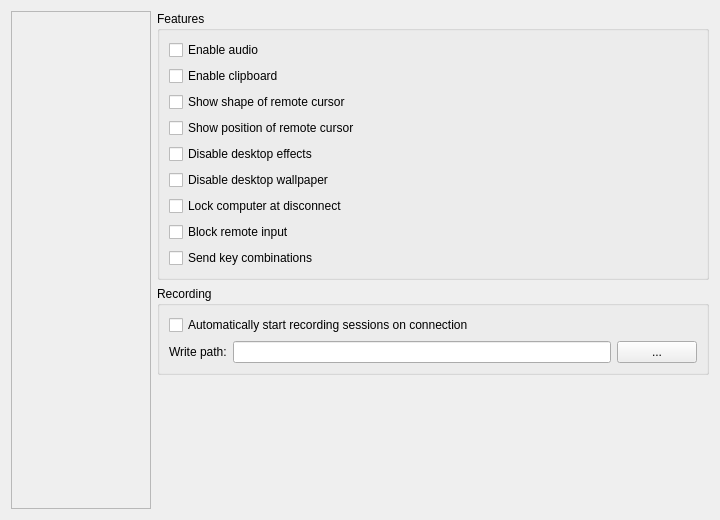
Qt form source/client/ui/settings_tab.ui (dchapyshev/aspia) before a commit.
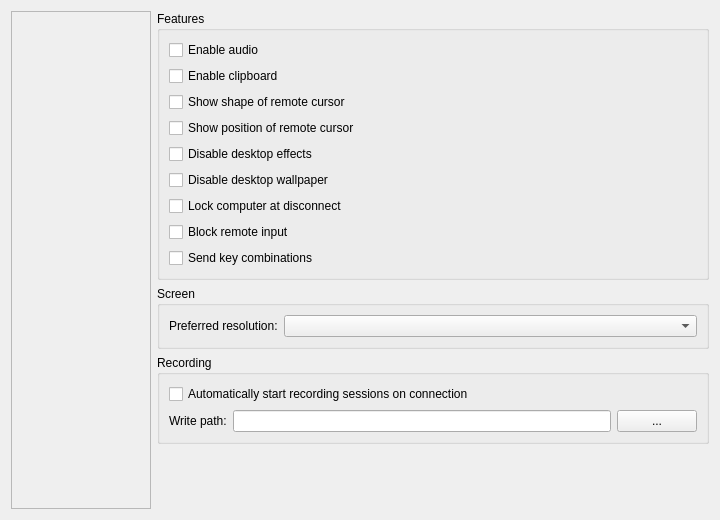
The same form after that commit. The open tabs and pages were chosen to show the change.

Commit message: Implement preferred resolution option.

```diff
--- a/source/client/ui/settings_tab.ui
+++ b/source/client/ui/settings_tab.ui
@@ -357,6 +357,42 @@
             </layout>
            </widget>
           </item>
+          <item>
+           <widget class="QGroupBox" name="groupbox_screen">
+            <property name="sizePolicy">
+             <sizepolicy hsizetype="Preferred" vsizetype="Fixed">
+              <horstretch>0</horstretch>
+              <verstretch>0</verstretch>
+             </sizepolicy>
+            </property>
+            <property name="title">
+             <string>Screen</string>
+            </property>
+            <layout class="QVBoxLayout" name="verticalLayout_screen">
+             <item>
+              <layout class="QHBoxLayout" name="horizontalLayout_resolution">
+               <item>
+                <widget class="QLabel" name="label_resolution">
+                 <property name="text">
+                  <string>Preferred resolution:</string>
+                 </property>
+                </widget>
+               </item>
+               <item>
+                <widget class="QComboBox" name="combo_resolution">
+                 <property name="sizePolicy">
+                  <sizepolicy hsizetype="Expanding" vsizetype="Fixed">
+                   <horstretch>0</horstretch>
+                   <verstretch>0</verstretch>
+                  </sizepolicy>
+                 </property>
+                </widget>
+               </item>
+              </layout>
+             </item>
+            </layout>
+           </widget>
+          </item>
           <item>
            <widget class="QGroupBox" name="groupbox_recording">
             <property name="sizePolicy">
```
Left out of the diff: 2 changed lines with no effect on the pictures. The commit also changes 4 other files.
